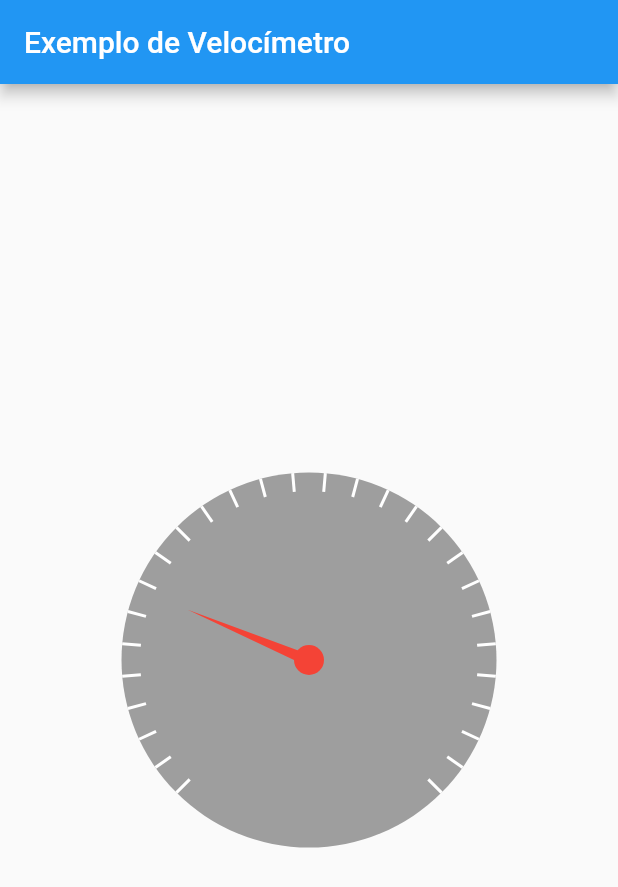
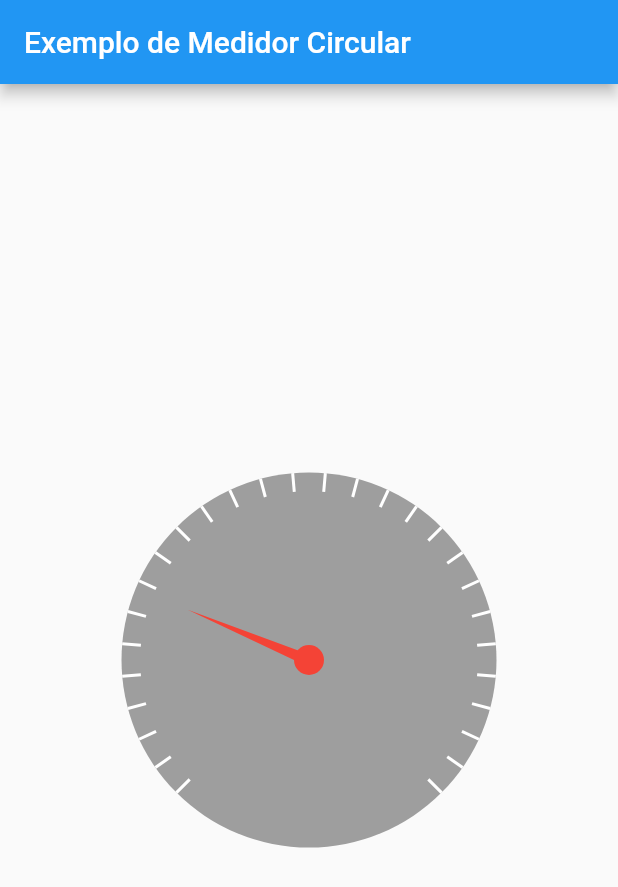
Before and after one commit to joaovitorpd/medidor_circular, a Flutter app: the screen it shows after launch, on a phone screen of 412 x 824 dp. Shown: the top 887 px of the screen. Run offline on Flutter 3.47's test engine with Material 2 defaults, Android fonts, the phone set to English and light mode, and no system bars.

```diff
--- a/lib/main.dart
+++ b/lib/main.dart
@@ -11,7 +11,7 @@ class MyApp extends StatelessWidget {
     return MaterialApp(
       home: Scaffold(
         appBar: AppBar(
-          title: Text('Exemplo de Velocímetro'),
+          title: const Text('Exemplo de Medidor Circular'),
         ),
         body: Center(
           child: VelocimetroWidget(
```
Also changed, not shown: 1 other file.
